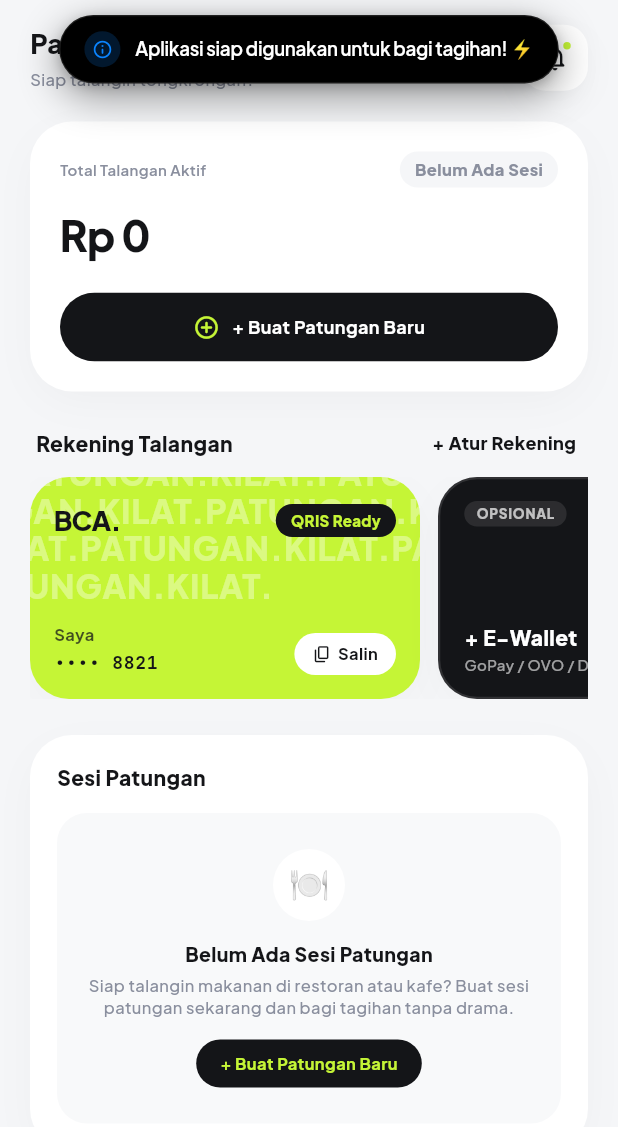
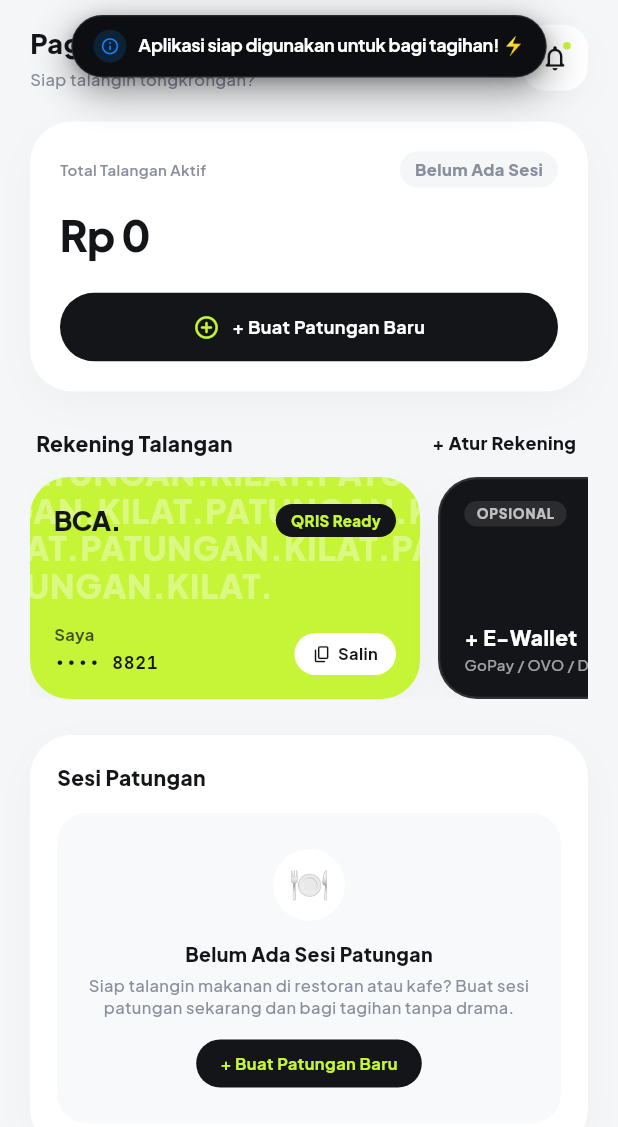
Before and after one commit to FerrelHD/PatunganKilat, a Flutter app: the HomeScreen screen opened directly with empty values, after a tap on the "notifications none" icon, on a phone screen of 412 x 824 dp. Shown: the top 1127 px of the screen. Run offline on Flutter 3.47's test engine with Material 3 defaults, Android fonts, the phone set to English and light mode, and no system bars; our stand-ins replace flutter_riverpod, google_fonts, image_picker, share_plus, shared_preferences, web; missing offline and left inert: dart:js_interop; accounts and stored records are empty.

Commit message:
feat(ui): implement adaptive two-tiered NeoToast notification system

```diff
--- a/lib/core/widgets/neo_toast.dart
+++ b/lib/core/widgets/neo_toast.dart
@@ -15,12 +15,19 @@ class NeoToast {
 
   static OverlayEntry? _activeEntry;
 
-  /// Shows a clean Apple Dynamic Island style top-floating toast notification
+  /// Shows an adaptive Apple Dynamic Island style notification.
+  ///
+  /// - **Compact Mode** (brief 1-line messages without title):
+  ///   Renders as a sleek, ultra-clean pill for micro-feedback (e.g. copied to clipboard).
+  /// - **Expanded Mode** (when [title] is supplied or message is lengthy):
+  ///   Renders as a structured squircle card with title and helpful remedy instruction.
   static void show(
     BuildContext context,
     String message, {
+    String? title,
     NeoToastType type = NeoToastType.success,
-    Duration duration = const Duration(milliseconds: 2200),
+    Duration? duration,
+    IconData? customIcon,
   }) {
     // Dismiss any currently visible toast
     _dismissActive();
@@ -28,12 +35,19 @@ class NeoToast {
     final overlay = Overlay.maybeOf(context, rootOverlay: true);
     if (overlay == null) return;
 
+    final isExpanded = title != null || message.length > 55;
+    final defaultDuration = isExpanded
+        ? const Duration(milliseconds: 3200)
+        : const Duration(milliseconds: 2000);
+
     late final OverlayEntry entry;
     entry = OverlayEntry(
       builder: (context) => _NeoToastWidget(
+        title: title,
         message: message,
         type: type,
-        duration: duration,
+        customIcon: customIcon,
+        duration: duration ?? defaultDuration,
         onDismiss: () {
           if (_activeEntry == entry) {
             _activeEntry?.remove();
@@ -54,14 +68,18 @@ class NeoToast {
 }
 
 class _NeoToastWidget extends StatefulWidget {
+  final String? title;
   final String message;
   final NeoToastType type;
+  final IconData? customIcon;
   final Duration duration;
   final VoidCallback onDismiss;
 
   const _NeoToastWidget({
+    this.title,
     required this.message,
     required this.type,
+    this.customIcon,
     required this.duration,
     required this.onDismiss,
   });
@@ -86,8 +104,8 @@ class _NeoToastWidgetState extends State<_NeoToastWidget> with SingleTickerProvi
       duration: const Duration(milliseconds: 260),
     );
 
-    // Dynamic Island spring-out physics
-    _scaleAnimation = Tween<double>(begin: 0.72, end: 1.0).animate(
+    // Spring-out dynamic island physics
+    _scaleAnimation = Tween<double>(begin: 0.78, end: 1.0).animate(
       CurvedAnimation(
         parent: _controller,
         curve: Curves.easeOutBack,
@@ -154,9 +172,10 @@ class _NeoToastWidgetState extends State<_NeoToastWidget> with SingleTickerProvi
   }
 
   IconData get _iconData {
+    if (widget.customIcon != null) return widget.customIcon!;
     switch (widget.type) {
       case NeoToastType.success:
-        return Icons.bolt_rounded;
+        return Icons.check_rounded; // Semantic checkmark (no generic AI lightning slop)
       case NeoToastType.warning:
         return Icons.warning_amber_rounded;
       case NeoToastType.error:
@@ -169,6 +188,7 @@ class _NeoToastWidgetState extends State<_NeoToastWidget> with SingleTickerProvi
   @override
   Widget build(BuildContext context) {
     final topPadding = MediaQuery.of(context).padding.top;
+    final isExpanded = widget.title != null || widget.message.length > 55;
 
     return Positioned(
       top: topPadding + 10,
@@ -192,18 +212,25 @@ class _NeoToastWidgetState extends State<_NeoToastWidget> with SingleTickerProvi
                     }
                   },
                   child: Container(
-                    constraints: const BoxConstraints(maxWidth: 420),
-                    padding: const EdgeInsets.symmetric(horizontal: 16, vertical: 10),
+                    constraints: BoxConstraints(
+                      maxWidth: isExpanded ? 400 : 360,
+                    ),
+                    padding: EdgeInsets.symmetric(
+                      horizontal: isExpanded ? 14 : 14,
+                      vertical: isExpanded ? 12 : 9,
+                    ),
                     decoration: BoxDecoration(
-                      color: const Color(0xFF000000), // Pure Dynamic Island pitch black
-                      borderRadius: BorderRadius.circular(999),
+                      color: const Color(0xFF0D0E11), // Neobank Pitch Black
+                      borderRadius: BorderRadius.circular(isExpanded ? 18 : 999),
                       border: Border.all(
-                        color: Colors.white.withValues(alpha: 0.12),
+                        color: isExpanded
+                            ? _accentColor.withValues(alpha: 0.28)
+                            : Colors.white.withValues(alpha: 0.12),
                         width: 0.8,
                       ),
                       boxShadow: [
                         BoxShadow(
-                          color: Colors.black.withValues(alpha: 0.40),
+                          color: Colors.black.withValues(alpha: 0.42),
                           blurRadius: 22,
                           spreadRadius: 1,
                           offset: const Offset(0, 8),
@@ -215,40 +242,7 @@ class _NeoToastWidgetState extends State<_NeoToastWidget> with SingleTickerProvi
                         ),
                       ],
                     ),
-                    child: Row(
-                      mainAxisSize: MainAxisSize.min,
-                      children: [
-                        Container(
-                          width: 24,
-                          height: 24,
-                          decoration: BoxDecoration(
-                            color: _accentColor.withValues(alpha: 0.18),
-                            shape: BoxShape.circle,
-                          ),
-                          child: Center(
-                            child: Icon(
-                              _iconData,
-                              size: 14,
-                              color: _accentColor,
-                            ),
-                          ),
-                        ),
-                        const SizedBox(width: 10),
-                        Flexible(
-                          child: Text(
-                            widget.message,
-                            style: GoogleFonts.plusJakartaSans(
-                              color: Colors.white,
-                              fontSize: 12.5,
-                              fontWeight: FontWeight.w600,
-                              letterSpacing: -0.2,
-                            ),
-                            maxLines: 2,
-                            overflow: TextOverflow.ellipsis,
-                          ),
-                        ),
-                      ],
-                    ),
+                    child: isExpanded ? _buildExpandedLayout() : _buildCompactLayout(),
                   ),
                 ),
               ),
@@ -258,4 +252,98 @@ class _NeoToastWidgetState extends State<_NeoToastWidget> with SingleTickerProvi
       ),
     );
   }
+
+  /// Single-line compact pill for quick confirmations
+  Widget _buildCompactLayout() {
+    return Row(
+      mainAxisSize: MainAxisSize.min,
+      children: [
+        Container(
+          width: 22,
+          height: 22,
+          decoration: BoxDecoration(
+            color: _accentColor.withValues(alpha: 0.16),
+            shape: BoxShape.circle,
+          ),
+          child: Center(
+            child: Icon(
+              _iconData,
+              size: 13,
+              color: _accentColor,
+            ),
+          ),
+        ),
+        const SizedBox(width: 8),
+        Flexible(
+          child: Text(
+            widget.message,
+            style: GoogleFonts.plusJakartaSans(
+              color: Colors.white,
+              fontSize: 12,
+              fontWeight: FontWeight.w700,
+              letterSpacing: -0.2,
+            ),
+            maxLines: 1,
+            overflow: TextOverflow.ellipsis,
+          ),
+        ),
+      ],
+    );
+  }
+
+  /// Multi-line card with bold title and subtle descriptive instructions
+  Widget _buildExpandedLayout() {
+    return Row(
+      mainAxisSize: MainAxisSize.min,
+      crossAxisAlignment: CrossAxisAlignment.start,
+      children: [
+        Container(
+          width: 30,
+          height: 30,
+          margin: const EdgeInsets.only(top: 1),
+          decoration: BoxDecoration(
+            color: _accentColor.withValues(alpha: 0.16),
+            borderRadius: BorderRadius.circular(10),
+          ),
+          child: Center(
+            child: Icon(
+              _iconData,
+              size: 16,
+              color: _accentColor,
+            ),
+          ),
+        ),
+        const SizedBox(width: 10),
+        Expanded(
+          child: Column(
+            mainAxisSize: MainAxisSize.min,
+            crossAxisAlignment: CrossAxisAlignment.start,
+            children: [
+              if (widget.title != null) ...[
+                Text(
+                  widget.title!,
+                  style: GoogleFonts.plusJakartaSans(
+                    color: Colors.white,
+                    fontSize: 12.5,
+                    fontWeight: FontWeight.w800,
+                    letterSpacing: -0.2,
+                  ),
+                ),
+                const SizedBox(height: 2),
+              ],
+              Text(
+                widget.message,
+                style: GoogleFonts.plusJakartaSans(
+                  color: Colors.white.withValues(alpha: 0.78),
+                  fontSize: 11,
+                  fontWeight: FontWeight.w500,
+                  height: 1.35,
+                ),
+              ),
+            ],
+          ),
+        ),
+      ],
+    );
+  }
 }
```
Also changed, not shown: 2 other files.
